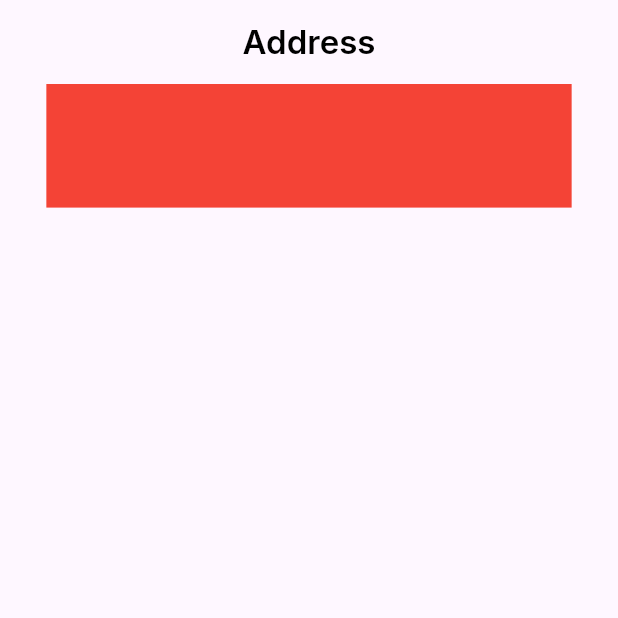
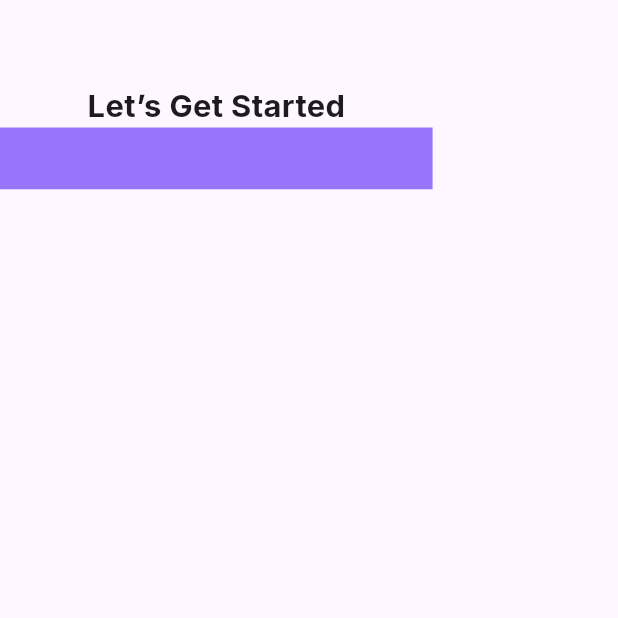
Before and after one commit to salman96007/littlelounge, a Flutter app: the screen it shows after launch, on a phone screen of 412 x 824 dp, the top half of it. Run offline on Flutter 3.47's test engine with Material 3 defaults, Android fonts, the phone set to English and light mode, and no system bars; our stand-ins replace google_fonts.

Commit message:
tenth clr

```diff
--- a/lib/constant/colorconstant.dart
+++ b/lib/constant/colorconstant.dart
@@ -14,6 +14,7 @@ class ColorConst{
   static const seventh=Color(0xff9775FA);
   static const eighth=Color(0xff8F959E);
   static const nineth=Color(0xff1D1E20);
+  static const tenth=Color(0xff4267B2);
 
 
 
--- a/lib/features/auth/screen/createaccount.dart
+++ b/lib/features/auth/screen/createaccount.dart
@@ -0,0 +1,37 @@
+import 'package:flutter/material.dart';
+import 'package:littlelounge/constant/colorconstant.dart';
+import 'package:littlelounge/main.dart';
+
+class CreatAccount extends StatelessWidget {
+  const CreatAccount({super.key});
+
+  @override
+  Widget build(BuildContext context) {
+    return Scaffold(
+      appBar: AppBar(
+      ),
+      body: Column(
+        children: [
+          Text("Let’s Get Started",style: TextStyle(
+            fontSize: width*0.05,
+            fontWeight: FontWeight.bold,
+          ),),
+          Column(
+
+            children: [
+              Container(
+                height: height*0.05,
+                width: width*0.7,
+                decoration: BoxDecoration(
+                  color:ColorConst.seventh
+                ),
+              )
+            ],
+          )
+        ],
+      ),
+
+
+    );
+  }
+}
--- a/lib/main.dart
+++ b/lib/main.dart
@@ -1,6 +1,7 @@
 import 'package:flutter/cupertino.dart';
 import 'package:flutter/material.dart';
 import 'package:google_fonts/google_fonts.dart';
+import 'package:littlelounge/features/auth/screen/createaccount.dart';
 import 'package:littlelounge/features/home/screen/homepage.dart';
 import 'package:littlelounge/features/payement/screen/saveaddresspage.dart';
 import 'package:littlelounge/features/splashscreen/screen/splashscreen.dart';
@@ -32,7 +33,7 @@ class _MyAppState extends State<MyApp> {
         theme: ThemeData(
             textTheme: GoogleFonts.interTextTheme()
         ),
-        home: Saveaddresspage(),
+        home:CreatAccount(),
         debugShowCheckedModeBanner: false,
       ),
     );
```
